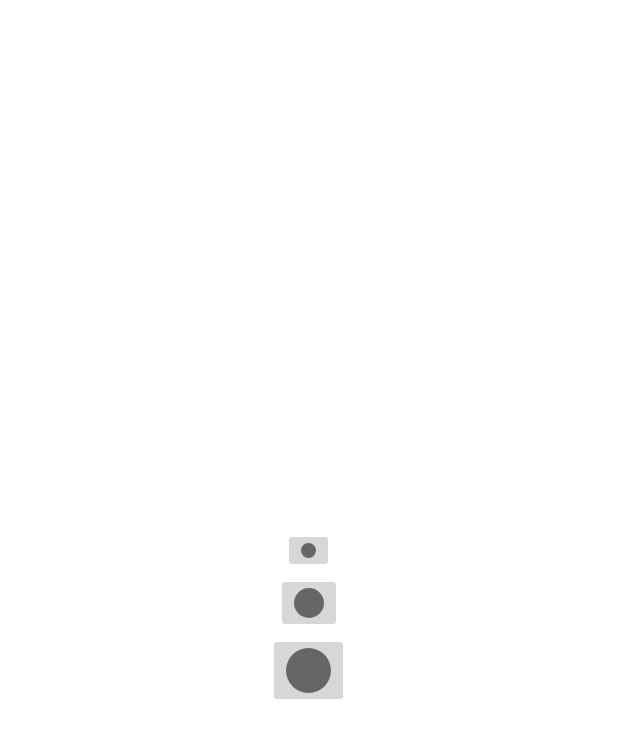
After one commit to kyle-gonzales/painter, an Android app: the layout dialog_brush_size.xml on its own in the app's theme, with its tools: preview values and no code run, on a phone screen of 412 x 824 dp. The commit adds this screen. Shown: the top 738 px of the screen. Run offline under Robolectric (Android 15) with nearby library versions, the phone set to English and light mode, and no system bars.

```diff
--- /dev/null
+++ b/app/src/main/res/drawable/large_brush.xml
@@ -0,0 +1,10 @@
+<?xml version="1.0" encoding="utf-8"?>
+<shape xmlns:android="http://schemas.android.com/apk/res/android"
+    android:dither="true"
+    android:shape="oval">
+
+    <size android:height="30dp"
+        android:width="30dp"/>
+
+    <solid android:color="#ff666666"/>
+</shape>
--- /dev/null
+++ b/app/src/main/res/drawable/medium_brush.xml
@@ -0,0 +1,10 @@
+<?xml version="1.0" encoding="utf-8"?>
+<shape xmlns:android="http://schemas.android.com/apk/res/android"
+    android:dither="true"
+    android:shape="oval">
+
+    <size android:width="20dp"
+        android:height="20dp"/>
+    <solid android:color="#ff666666"/>
+
+</shape>
--- /dev/null
+++ b/app/src/main/res/drawable/small_brush.xml
@@ -0,0 +1,10 @@
+<?xml version="1.0" encoding="utf-8"?>
+<shape xmlns:android="http://schemas.android.com/apk/res/android"
+    android:dither="true"
+    android:shape="oval">
+
+    <size android:height="10dp"
+        android:width="10dp"/>
+    <solid android:color="#ff666666"/>
+
+</shape>
--- /dev/null
+++ b/app/src/main/res/layout/dialog_brush_size.xml
@@ -0,0 +1,29 @@
+<?xml version="1.0" encoding="utf-8"?>
+<LinearLayout xmlns:android="http://schemas.android.com/apk/res/android"
+    android:orientation="vertical"
+    android:layout_width="match_parent"
+    android:layout_height="match_parent"
+    android:gravity="center">
+
+    <ImageButton
+        android:id="@+id/ibSmallBrush"
+        android:layout_width="wrap_content"
+        android:layout_height="wrap_content"
+        android:src="@drawable/small_brush"
+        android:contentDescription="Small Brush" />
+
+    <ImageButton
+        android:id="@+id/ibMediumBrush"
+        android:layout_width="wrap_content"
+        android:layout_height="wrap_content"
+        android:src="@drawable/medium_brush"
+        android:contentDescription="Medium Brush"/>
+
+    <ImageButton
+        android:id="@+id/ibLargeBrush"
+        android:layout_width="wrap_content"
+        android:layout_height="wrap_content"
+        android:src="@drawable/large_brush"
+        android:contentDescription="Large Brush"/>
+
+</LinearLayout>
```
Also changed, not shown: app/src/main/java/com/example/painter/DrawingView.kt (+12 -4 lines), app/src/main/java/com/example/painter/MainActivity.kt (+38 -0 lines), app/src/main/res/drawable/background_drawing_view_layout.xml (added, +9 -0 lines), app/src/main/res/layout/activity_main.xml (+16 -2 lines), app/src/main/res/drawable/ic_brush.png (added), app/src/main/res/drawable/ic_save.png (added), app/src/main/res/drawable/ic_undo.png (added).
